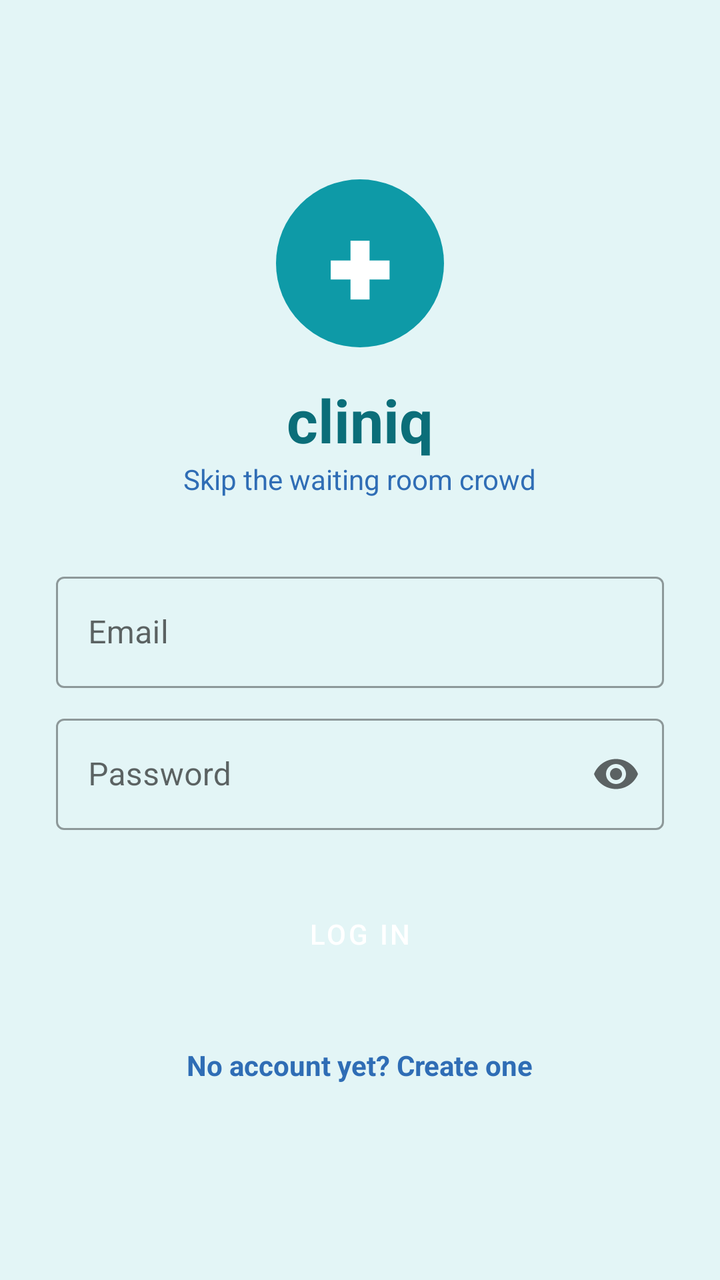
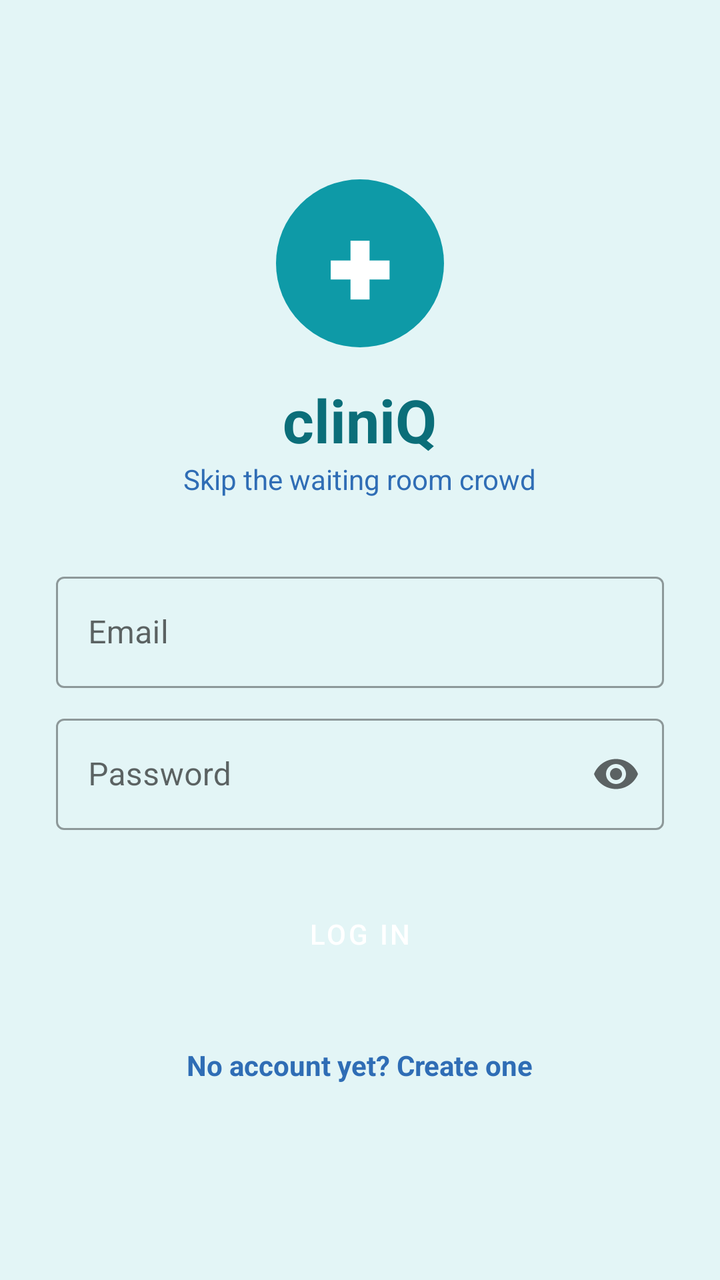

An Android layout rendered at two revisions. The XML below is the earlier revision; the diff shows what the commit changed to produce the second picture.
<!-- AndroidManifest.xml: application theme Theme.ClinicQueue -->
<!-- res/layout/activity_login.xml -->
<?xml version="1.0" encoding="utf-8"?>
<LinearLayout xmlns:android="http://schemas.android.com/apk/res/android"
    xmlns:app="http://schemas.android.com/apk/res-auto"
    android:layout_width="match_parent" android:layout_height="match_parent"
    android:background="@color/mint" android:gravity="center"
    android:orientation="vertical" android:padding="28dp">

    <TextView android:layout_width="84dp" android:layout_height="84dp"
        android:background="@drawable/bg_circle" android:gravity="center"
        android:text="✚" android:textColor="@color/white" android:textSize="40sp" />
    <TextView android:layout_width="wrap_content" android:layout_height="wrap_content"
        android:layout_marginTop="16dp" android:text="cliniq"
        android:textColor="@color/teal_dark" android:textSize="30sp" android:textStyle="bold" />
    <TextView android:layout_width="wrap_content" android:layout_height="wrap_content"
        android:layout_marginBottom="24dp" android:text="Skip the waiting room crowd"
        android:textColor="@color/scrub_blue" />

    <com.google.android.material.textfield.TextInputLayout style="@style/Field" android:hint="Email">
        <com.google.android.material.textfield.TextInputEditText android:id="@+id/etEmail"
            android:layout_width="match_parent" android:layout_height="wrap_content"
            android:inputType="textEmailAddress" />
    </com.google.android.material.textfield.TextInputLayout>

    <com.google.android.material.textfield.TextInputLayout style="@style/Field"
        android:hint="Password" app:endIconMode="password_toggle">
        <com.google.android.material.textfield.TextInputEditText android:id="@+id/etPassword"
            android:layout_width="match_parent" android:layout_height="wrap_content"
            android:inputType="textPassword" />
    </com.google.android.material.textfield.TextInputLayout>

    <Button android:id="@+id/btnLogin" style="@style/BigButton"
        android:layout_marginTop="24dp" android:text="Log in" />

    <TextView android:id="@+id/tvGoSignup" android:layout_width="wrap_content"
        android:layout_height="wrap_content" android:layout_marginTop="20dp"
        android:padding="8dp" android:text="No account yet? Create one"
        android:textColor="@color/scrub_blue" android:textStyle="bold" />
</LinearLayout>
<!-- resources referenced by this layout -->
<resources>
  <color name="mint">#E3F5F6</color>
  <color name="scrub_blue">#2F6DB5</color>
  <color name="teal_dark">#0B6E79</color>
  <color name="white">#FFFFFF</color>
  <!-- drawable bg_circle (drawable) -->
  <shape xmlns:android="http://schemas.android.com/apk/res/android" android:shape="oval">
      <solid android:color="@color/teal" />
  </shape>
  <style name="BigButton" parent="Widget.MaterialComponents.Button">
          <item name="android:layout_width">match_parent</item>
          <item name="android:layout_height">56dp</item>
          <item name="android:layout_marginTop">8dp</item>
          <item name="cornerRadius">14dp</item>
      </style>
  <style name="Field" parent="Widget.MaterialComponents.TextInputLayout.OutlinedBox">
          <item name="android:layout_width">match_parent</item>
          <item name="android:layout_height">wrap_content</item>
          <item name="android:layout_marginTop">10dp</item>
      </style>
  <style name="Theme.ClinicQueue" parent="Theme.MaterialComponents.Light.DarkActionBar">
          <item name="colorPrimary">@color/teal</item>
          <item name="colorPrimaryVariant">@color/teal_dark</item>
          <item name="colorOnPrimary">@color/white</item>
          <item name="colorSecondary">@color/scrub_blue</item>
          <item name="android:windowBackground">@color/bg</item>
      </style>
  <color name="teal">#0E9AA7</color>
  <color name="bg">#F7FCFC</color>
</resources>

<!-- the commit's change to res/layout/activity_login.xml (unified diff, before → after) -->
@@ -1,38 +1,75 @@
 <?xml version="1.0" encoding="utf-8"?>
 <LinearLayout xmlns:android="http://schemas.android.com/apk/res/android"
     xmlns:app="http://schemas.android.com/apk/res-auto"
-    android:layout_width="match_parent" android:layout_height="match_parent"
-    android:background="@color/mint" android:gravity="center"
-    android:orientation="vertical" android:padding="28dp">
+    android:layout_width="match_parent"
+    android:layout_height="match_parent"
+    android:background="@color/mint"
+    android:gravity="center"
+    android:orientation="vertical"
+    android:padding="28dp">
 
-    <TextView android:layout_width="84dp" android:layout_height="84dp"
-        android:background="@drawable/bg_circle" android:gravity="center"
-        android:text="✚" android:textColor="@color/white" android:textSize="40sp" />
-    <TextView android:layout_width="wrap_content" android:layout_height="wrap_content"
-        android:layout_marginTop="16dp" android:text="cliniq"
-        android:textColor="@color/teal_dark" android:textSize="30sp" android:textStyle="bold" />
-    <TextView android:layout_width="wrap_content" android:layout_height="wrap_content"
-        android:layout_marginBottom="24dp" android:text="Skip the waiting room crowd"
+    <TextView
+        android:layout_width="84dp"
+        android:layout_height="84dp"
+        android:background="@drawable/bg_circle"
+        android:gravity="center"
+        android:text="✚"
+        android:textColor="@color/white"
+        android:textSize="40sp" />
+
+    <TextView
+        android:layout_width="wrap_content"
+        android:layout_height="wrap_content"
+        android:layout_marginTop="16dp"
+        android:text="cliniQ"
+        android:textColor="@color/teal_dark"
+        android:textSize="30sp"
+        android:textStyle="bold" />
+
+    <TextView
+        android:layout_width="wrap_content"
+        android:layout_height="wrap_content"
+        android:layout_marginBottom="24dp"
+        android:text="Skip the waiting room crowd"
         android:textColor="@color/scrub_blue" />
 
-    <com.google.android.material.textfield.TextInputLayout style="@style/Field" android:hint="Email">
-        <com.google.android.material.textfield.TextInputEditText android:id="@+id/etEmail"
-            android:layout_width="match_parent" android:layout_height="wrap_content"
+    <com.google.android.material.textfield.TextInputLayout
+        android:id="@+id/emailLayout"
+        style="@style/Field"
+        android:hint="Email">
+
+        <com.google.android.material.textfield.TextInputEditText
+            android:id="@+id/etEmail"
+            android:layout_width="match_parent"
+            android:layout_height="wrap_content"
             android:inputType="textEmailAddress" />
     </com.google.android.material.textfield.TextInputLayout>
 
-    <com.google.android.material.textfield.TextInputLayout style="@style/Field"
-        android:hint="Password" app:endIconMode="password_toggle">
-        <com.google.android.material.textfield.TextInputEditText android:id="@+id/etPassword"
-            android:layout_width="match_parent" android:layout_height="wrap_content"
+    <com.google.android.material.textfield.TextInputLayout
+        android:id="@+id/passwordLayout"
+        style="@style/Field"
+        android:hint="Password"
+        app:endIconMode="password_toggle">
+
+        <com.google.android.material.textfield.TextInputEditText
+            android:id="@+id/etPassword"
+            android:layout_width="match_parent"
+            android:layout_height="wrap_content"
             android:inputType="textPassword" />
     </com.google.android.material.textfield.TextInputLayout>
 
-    <Button android:id="@+id/btnLogin" style="@style/BigButton"
-        android:layout_marginTop="24dp" android:text="Log in" />
+    <Button
+        android:id="@+id/btnLogin"
+        style="@style/BigButton"
+        android:layout_marginTop="24dp"
+        android:text="Log in" />
 
-    <TextView android:id="@+id/tvGoSignup" android:layout_width="wrap_content"
-        android:layout_height="wrap_content" android:layout_marginTop="20dp"
-        android:padding="8dp" android:text="No account yet? Create one"
+    <TextView
+        android:id="@+id/tvGoSignup"
+        android:layout_width="wrap_content"
+        android:layout_height="wrap_content"
+        android:layout_marginTop="20dp"
+        android:padding="8dp"
+        android:text="No account yet? Create one"
         android:textColor="@color/scrub_blue" android:textStyle="bold" />
 </LinearLayout>
